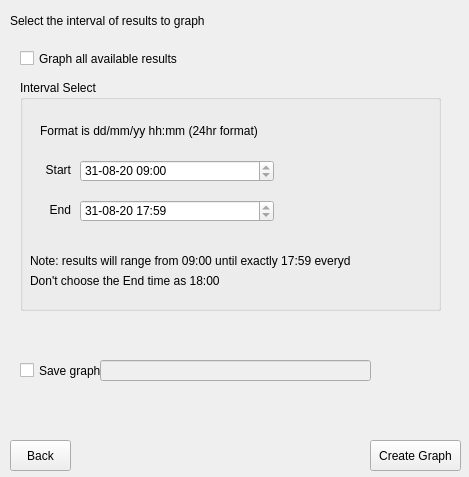
Above: ui/step2.ui from aziznal/spider-result-grapher before the change. Below: the same form after it.
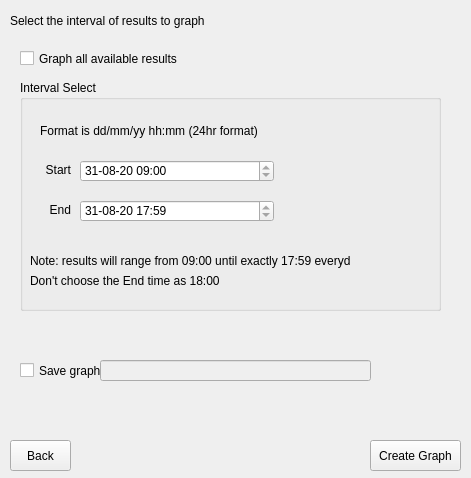
That is the form after the change.

Commit message: Change the way tick labels are shown

What changed in the file:
```diff
--- a/ui/step2.ui
+++ b/ui/step2.ui
@@ -6,8 +6,8 @@
    <rect>
     <x>0</x>
     <y>0</y>
-    <width>469</width>
-    <height>477</height>
+    <width>471</width>
+    <height>478</height>
    </rect>
   </property>
   <property name="windowTitle">
```
The commit also changes 2 other files.
